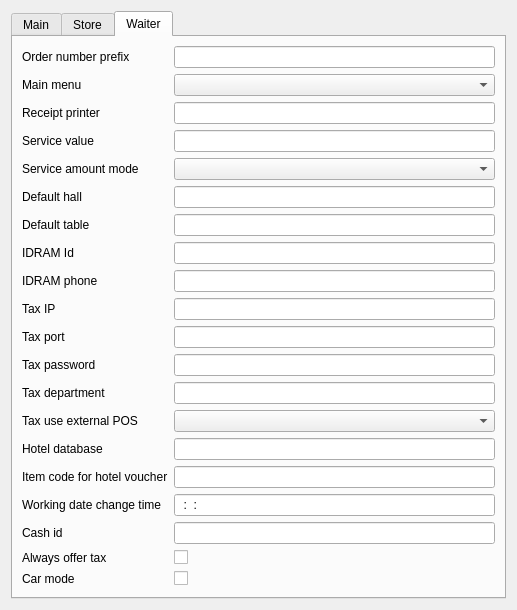
Before: the Qt Designer form Reports/c5settingswidget.ui in End1-1/Cafe5, drawn with Qt 5.
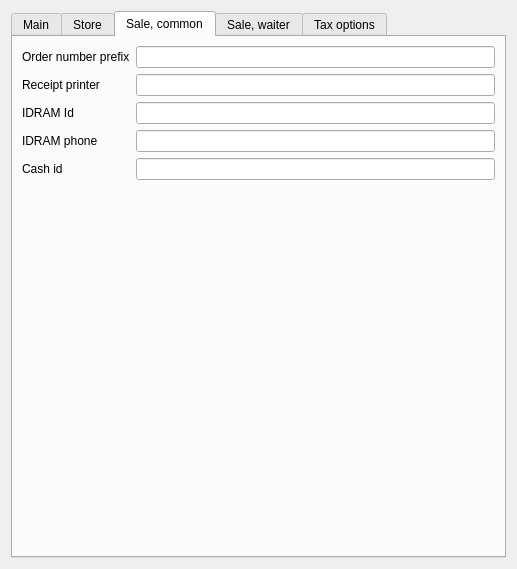
After: the same form once the commit is applied. The open tabs and pages were chosen to show the change. Custom widgets are drawn as their Qt base class.

What changed in the file:
```diff
--- a/Reports/c5settingswidget.ui
+++ b/Reports/c5settingswidget.ui
@@ -7,7 +7,7 @@
     <x>0</x>
     <y>0</y>
     <width>517</width>
-    <height>566</height>
+    <height>569</height>
    </rect>
   </property>
   <property name="minimumSize">
@@ -253,80 +253,205 @@
      </widget>
      <widget class="QWidget" name="tab_3">
       <attribute name="title">
-       <string>Waiter</string>
+       <string>Sale, common</string>
       </attribute>
       <layout class="QGridLayout" name="gridLayout">
-       <item row="3" column="0">
-        <widget class="QLabel" name="label_2">
-         <property name="text">
-          <string>Service value</string>
+       <item row="5" column="2">
+        <spacer name="verticalSpacer_2">
+         <property name="orientation">
+          <enum>Qt::Vertical</enum>
          </property>
-        </widget>
-       </item>
-       <item row="15" column="0">
-        <widget class="QLabel" name="label_25">
-         <property name="text">
-          <string>Item code for hotel voucher</string>
+         <property name="sizeHint" stdset="0">
+          <size>
+           <width>20</width>
+           <height>40</height>
+          </size>
          </property>
-        </widget>
-       </item>
-       <item row="9" column="0">
-        <widget class="QLabel" name="label_5">
-         <property name="text">
-          <string>Tax IP</string>
-         </property>
-        </widget>
-       </item>
-       <item row="15" column="2">
-        <widget class="C5LineEdit" name="leItemCodeForHotel">
-         <property name="Tag" stdset="0">
-          <number>21</number>
-         </property>
-        </widget>
-       </item>
-       <item row="10" column="2">
-        <widget class="C5LineEdit" name="leTaxPort">
-         <property name="Tag" stdset="0">
-          <number>6</number>
-         </property>
-        </widget>
+        </spacer>
        </item>
        <item row="2" column="2">
+        <widget class="C5LineEdit" name="leIDRAMID">
+         <property name="Tag" stdset="0">
+          <number>3</number>
+         </property>
+        </widget>
+       </item>
+       <item row="3" column="2">
+        <widget class="C5LineEdit" name="leIDRAMPhone">
+         <property name="Tag" stdset="0">
+          <number>4</number>
+         </property>
+        </widget>
+       </item>
+       <item row="0" column="0">
+        <widget class="QLabel" name="label_10">
+         <property name="text">
+          <string>Order number prefix</string>
+         </property>
+        </widget>
+       </item>
+       <item row="2" column="0">
+        <widget class="QLabel" name="label_3">
+         <property name="text">
+          <string>IDRAM Id</string>
+         </property>
+        </widget>
+       </item>
+       <item row="3" column="0">
+        <widget class="QLabel" name="label_4">
+         <property name="text">
+          <string>IDRAM phone</string>
+         </property>
+        </widget>
+       </item>
+       <item row="0" column="2">
+        <widget class="C5LineEdit" name="leOrderPrefix">
+         <property name="Tag" stdset="0">
+          <number>10</number>
+         </property>
+        </widget>
+       </item>
+       <item row="1" column="2">
         <widget class="C5LineEdit" name="leLocalReceiptPrinter">
          <property name="Tag" stdset="0">
           <number>1</number>
          </property>
         </widget>
        </item>
-       <item row="3" column="2">
+       <item row="4" column="0">
+        <widget class="QLabel" name="label_34">
+         <property name="text">
+          <string>Cash id</string>
+         </property>
+        </widget>
+       </item>
+       <item row="4" column="2">
+        <widget class="C5LineEdit" name="leCashId">
+         <property name="Tag" stdset="0">
+          <number>32</number>
+         </property>
+        </widget>
+       </item>
+       <item row="1" column="0">
+        <widget class="QLabel" name="label">
+         <property name="text">
+          <string>Receipt printer</string>
+         </property>
+        </widget>
+       </item>
+      </layout>
+     </widget>
+     <widget class="QWidget" name="tab_5">
+      <attribute name="title">
+       <string>Sale, waiter</string>
+      </attribute>
+      <layout class="QGridLayout" name="gridLayout_5">
+       <item row="0" column="0">
+        <widget class="QLabel" name="label_9">
+         <property name="text">
+          <string>Main menu</string>
+         </property>
+        </widget>
+       </item>
+       <item row="0" column="1">
+        <widget class="C5ComboBox" name="cbMenu">
+         <property name="Tag" stdset="0">
+          <number>9</number>
+         </property>
+        </widget>
+       </item>
+       <item row="1" column="0">
+        <widget class="QLabel" name="label_2">
+         <property name="text">
+          <string>Service value</string>
+         </property>
+        </widget>
+       </item>
+       <item row="1" column="1">
         <widget class="C5LineEdit" name="leServiceFactor">
          <property name="Tag" stdset="0">
           <number>2</number>
          </property>
         </widget>
        </item>
-       <item row="14" column="2">
+       <item row="2" column="0">
+        <widget class="QLabel" name="label_24">
+         <property name="text">
+          <string>Service amount mode</string>
+         </property>
+        </widget>
+       </item>
+       <item row="2" column="1">
+        <widget class="C5ComboBox" name="cbServiceMode">
+         <property name="Tag" stdset="0">
+          <number>18</number>
+         </property>
+        </widget>
+       </item>
+       <item row="3" column="0">
+        <widget class="QLabel" name="label_11">
+         <property name="text">
+          <string>Default hall</string>
+         </property>
+        </widget>
+       </item>
+       <item row="3" column="1">
+        <widget class="C5LineEdit" name="leHall">
+         <property name="Tag" stdset="0">
+          <number>11</number>
+         </property>
+        </widget>
+       </item>
+       <item row="4" column="0">
+        <widget class="QLabel" name="label_12">
+         <property name="text">
+          <string>Default table</string>
+         </property>
+        </widget>
+       </item>
+       <item row="4" column="1">
+        <widget class="C5LineEdit" name="leTable">
+         <property name="Tag" stdset="0">
+          <number>12</number>
+         </property>
+        </widget>
+       </item>
+       <item row="5" column="0">
+        <widget class="QLabel" name="label_19">
+         <property name="text">
+          <string>Hotel database</string>
+         </property>
+        </widget>
+       </item>
+       <item row="5" column="1">
         <widget class="C5LineEdit" name="leHotelDatabase">
          <property name="Tag" stdset="0">
           <number>17</number>
          </property>
         </widget>
        </item>
-       <item row="2" column="0">
-        <widget class="QLabel" name="label">
+       <item row="6" column="0">
+        <widget class="QLabel" name="label_25">
          <property name="text">
-          <string>Receipt printer</string>
+          <string>Item code for hotel voucher</string>
          </property>
         </widget>
        </item>
-       <item row="0" column="0">
-        <widget class="QLabel" name="label_10">
+       <item row="6" column="1">
+        <widget class="C5LineEdit" name="leItemCodeForHotel">
+         <property name="Tag" stdset="0">
+          <number>21</number>
+         </property>
+        </widget>
+       </item>
+       <item row="7" column="0">
+        <widget class="QLabel" name="label_30">
          <property name="text">
           <string>Order number prefix</string>
          </property>
         </widget>
        </item>
-       <item row="16" column="2">
+       <item row="7" column="1">
         <widget class="C5LineEdit" name="leChangeWorkingDateTime">
          <property name="inputMask">
           <string>##:##:##</string>
@@ -336,8 +461,25 @@
          </property>
         </widget>
        </item>
-       <item row="20" column="2">
-        <spacer name="verticalSpacer_2">
+       <item row="8" column="0">
+        <widget class="QLabel" name="label_33">
+         <property name="text">
+          <string>Car mode</string>
+         </property>
+        </widget>
+       </item>
+       <item row="8" column="1">
+        <widget class="C5CheckBox" name="chCarMode">
+         <property name="text">
+          <string/>
+         </property>
+         <property name="Tag" stdset="0">
+          <number>30</number>
+         </property>
+        </widget>
+       </item>
+       <item row="9" column="1">
+        <spacer name="verticalSpacer_5">
          <property name="orientation">
           <enum>Qt::Vertical</enum>
          </property>
@@ -349,99 +491,71 @@
          </property>
         </spacer>
        </item>
-       <item row="6" column="0">
-        <widget class="QLabel" name="label_12">
-         <property name="text">
-          <string>Default table</string>
-         </property>
-        </widget>
-       </item>
-       <item row="7" column="0">
-        <widget class="QLabel" name="label_3">
-         <property name="text">
-          <string>IDRAM Id</string>
-         </property>
-        </widget>
-       </item>
-       <item row="10" column="0">
+      </layout>
+     </widget>
+     <widget class="QWidget" name="tab_4">
+      <attribute name="title">
+       <string>Tax options</string>
+      </attribute>
+      <layout class="QGridLayout" name="gridLayout_4">
+       <item row="1" column="0">
         <widget class="QLabel" name="label_6">
          <property name="text">
           <string>Tax port</string>
          </property>
         </widget>
        </item>
-       <item row="8" column="2">
-        <widget class="C5LineEdit" name="leIDRAMPhone">
-         <property name="Tag" stdset="0">
-          <number>4</number>
-         </property>
-        </widget>
-       </item>
        <item row="4" column="0">
-        <widget class="QLabel" name="label_24">
+        <widget class="QLabel" name="label_18">
          <property name="text">
           <string>Service amount mode</string>
          </property>
         </widget>
        </item>
-       <item row="11" column="0">
+       <item row="2" column="0">
         <widget class="QLabel" name="label_7">
          <property name="text">
           <string>Tax password</string>
          </property>
         </widget>
        </item>
-       <item row="13" column="2">
+       <item row="1" column="2">
+        <widget class="C5LineEdit" name="leTaxPort">
+         <property name="Tag" stdset="0">
+          <number>6</number>
+         </property>
+        </widget>
+       </item>
+       <item row="2" column="2">
+        <widget class="C5LineEdit" name="leTaxPassword">
+         <property name="Tag" stdset="0">
+          <number>7</number>
+         </property>
+        </widget>
+       </item>
+       <item row="3" column="0">
+        <widget class="QLabel" name="label_8">
+         <property name="text">
+          <string>Tax department</string>
+         </property>
+        </widget>
+       </item>
+       <item row="4" column="2">
         <widget class="C5ComboBox" name="cbTaxUseExtPos">
          <property name="Tag" stdset="0">
           <number>15</number>
          </property>
         </widget>
        </item>
-       <item row="16" column="0">
-        <widget class="QLabel" name="label_30">
-         <property name="text">
-          <string>Working date change time</string>
-         </property>
-        </widget>
-       </item>
-       <item row="14" column="0">
-        <widget class="QLabel" name="label_19">
-         <property name="text">
-          <string>Hotel database</string>
-         </property>
-        </widget>
-       </item>
-       <item row="1" column="0">
-        <widget class="QLabel" name="label_9">
-         <property name="text">
-          <string>Main menu</string>
-         </property>
-        </widget>
-       </item>
-       <item row="7" column="2">
-        <widget class="C5LineEdit" name="leIDRAMID">
+       <item row="0" column="2">
+        <widget class="C5LineEdit" name="leTaxIP">
          <property name="Tag" stdset="0">
           <number>3</number>
          </property>
         </widget>
        </item>
-       <item row="6" column="2">
-        <widget class="C5LineEdit" name="leTable">
-         <property name="Tag" stdset="0">
-          <number>12</number>
-         </property>
-        </widget>
-       </item>
-       <item row="5" column="0">
-        <widget class="QLabel" name="label_11">
-         <property name="text">
-          <string>Default hall</string>
-         </property>
-        </widget>
-       </item>
-       <item row="19" column="2">
-        <widget class="C5CheckBox" name="chCarMode">
+       <item row="5" column="2">
+        <widget class="C5CheckBox" name="chAlwaysOfferTax">
          <property name="text">
           <string/>
          </property>
@@ -450,113 +564,39 @@
          </property>
         </widget>
        </item>
-       <item row="12" column="2">
+       <item row="3" column="2">
         <widget class="C5LineEdit" name="leTaxDept">
          <property name="Tag" stdset="0">
           <number>8</number>
          </property>
         </widget>
        </item>
-       <item row="13" column="0">
-        <widget class="QLabel" name="label_18">
+       <item row="0" column="0">
+        <widget class="QLabel" name="label_5">
          <property name="text">
           <string>Tax use external POS</string>
          </property>
         </widget>
        </item>
-       <item row="18" column="0">
+       <item row="5" column="0">
         <widget class="QLabel" name="label_31">
          <property name="text">
           <string>Always offer tax</string>
          </property>
         </widget>
        </item>
-       <item row="1" column="2">
-        <widget class="C5ComboBox" name="cbMenu">
-         <property name="Tag" stdset="0">
-          <number>9</number>
+       <item row="6" column="2">
+        <spacer name="verticalSpacer_4">
+         <property name="orientation">
+          <enum>Qt::Vertical</enum>
          </property>
-        </widget>
-       </item>
-       <item row="5" column="2">
-        <widget class="C5LineEdit" name="leHall">
-         <property name="Tag" stdset="0">
-          <number>11</number>
+         <property name="sizeHint" stdset="0">
+          <size>
+           <width>20</width>
+           <height>40</height>
+          </size>
          </property>
-        </widget>
-       </item>
-       <item row="4" column="2">
-        <widget class="C5ComboBox" name="cbServiceMode">
-         <property name="Tag" stdset="0">
-          <number>18</number>
-         </property>
-        </widget>
-       </item>
-       <item row="0" column="2">
-        <widget class="C5LineEdit" name="leOrderPrefix">
-         <property name="Tag" stdset="0">
-          <number>10</number>
-         </property>
-        </widget>
-       </item>
-       <item row="18" column="2">
-        <widget class="C5CheckBox" name="chAlwaysOfferTax">
-         <property name="text">
-          <string/>
-         </property>
-         <property name="Tag" stdset="0">
-          <number>27</number>
-         </property>
-        </widget>
-       </item>
-       <item row="9" column="2">
-        <widget class="C5LineEdit" name="leTaxIP">
-         <property name="Tag" stdset="0">
-          <number>5</number>
-         </property>
-        </widget>
-       </item>
-       <item row="8" column="0">
-        <widget class="QLabel" name="label_4">
-         <property name="text">
-          <string>IDRAM phone</string>
-         </property>
-        </widget>
-       </item>
-       <item row="19" column="0">
-        <widget class="QLabel" name="label_33">
-         <property name="text">
-          <string>Car mode</string>
-         </property>
-        </widget>
-       </item>
-       <item row="12" column="0">
-        <widget class="QLabel" name="label_8">
-         <property name="text">
-          <string>Tax department</string>
-         </property>
-        </widget>
-       </item>
-       <item row="11" column="2">
-        <widget class="C5LineEdit" name="leTaxPassword">
-         <property name="Tag" stdset="0">
-          <number>7</number>
-         </property>
-        </widget>
-       </item>
-       <item row="17" column="0">
-        <widget class="QLabel" name="label_34">
-         <property name="text">
-          <string>Cash id</string>
-         </property>
-        </widget>
-       </item>
-       <item row="17" column="2">
-        <widget class="C5LineEdit" name="leCashId">
-         <property name="Tag" stdset="0">
-          <number>32</number>
-         </property>
-        </widget>
+        </spacer>
        </item>
       </layout>
      </widget>
```
Left out of the diff: 117 changed lines with no effect on the pictures.
